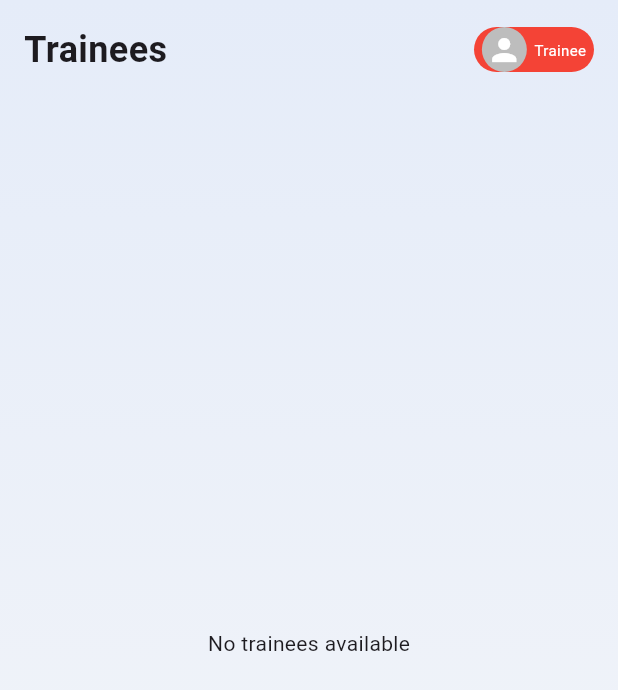
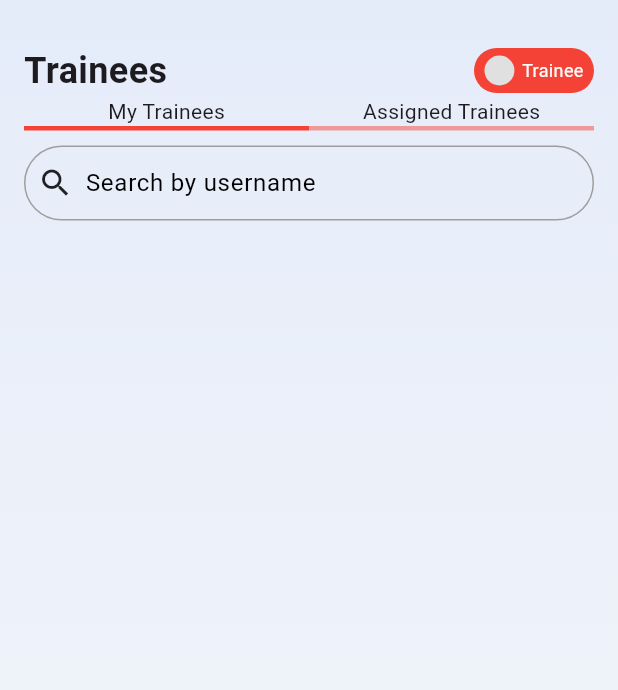
Before and after one commit to factorgh/fitness-recipe, a Flutter app: the TraineesScreen screen opened directly, on a phone screen of 412 x 824 dp. Shown: the top 690 px of the screen. Run offline on Flutter 3.47's test engine with Material 3 defaults, Android fonts, the phone set to English and light mode, and no system bars; our stand-ins replace dio, flutter_rating_stars, flutter_speed_dial, flutter_svg, image_picker, shared_preferences and 2 more; accounts and stored records are empty; network calls fail; Roboto replaces fonts that are missing (CustomFontBold, Nunito).

Commit message:
trainee screen work in progress

```diff
--- a/lib/screens/trainees_screen.dart
+++ b/lib/screens/trainees_screen.dart
@@ -1,15 +1,77 @@
 import 'package:flutter/material.dart';
 import 'package:intl/intl.dart';
+import 'package:voltican_fitness/widgets/trainee.dart';
 
-class TraineesScreen extends StatelessWidget {
-  final String userRole;
-  final String userImgUrl;
+class TraineesScreen extends StatefulWidget {
+  const TraineesScreen({Key? key}) : super(key: key);
 
-  const TraineesScreen({
-    Key? key,
-    this.userRole = 'Trainee',
-    this.userImgUrl = '',
-  }) : super(key: key);
+  @override
+  _TraineesScreenState createState() => _TraineesScreenState();
+}
+
+class _TraineesScreenState extends State<TraineesScreen> {
+  String activeTab = 'button1';
+  bool loading = true;
+  dynamic user; // This will hold the user data
+  List<dynamic> trainees = []; // This will hold the trainees data
+
+  @override
+  void initState() {
+    super.initState();
+    fetchUserData();
+    fetchMeals();
+    getTrainees();
+  }
+
+  Future<void> fetchUserData() async {
+    // Fetch the user data here
+    setState(() {
+      user = {
+        'role': 0,
+        'img_url': null, // Replace with actual image URL
+      };
+    });
+  }
+
+  Future<void> fetchMeals() async {
+    try {
+      // Fetch your meals here
+    } catch (error) {
+      // Handle error
+    } finally {
+      setState(() {
+        loading = false;
+      });
+    }
+  }
+
+  Future<void> getTrainees() async {
+    try {
+      // Fetch your trainees here
+      setState(() {
+        trainees = [
+          // Replace with actual data
+        ];
+      });
+    } catch (error) {
+      // Handle error
+    }
+  }
+
+  void handlePress(String tab) {
+    setState(() {
+      activeTab = tab;
+    });
+  }
+
+  Widget renderTraineeItem(BuildContext context, dynamic item) {
+    return Padding(
+      padding: const EdgeInsets.symmetric(horizontal: 8.0, vertical: 5.0),
+      child: activeTab == 'button1'
+          ? Trainee(trainee: item) // Replace with your Trainee widget
+          : AssignedTrainee(trainee: item), // Replace with your AssignedTrainee widget
+    );
+  }
 
   @override
   Widget build(BuildContext context) {
@@ -23,19 +85,19 @@ class TraineesScreen extends StatelessWidget {
               end: Alignment.bottomCenter,
             ),
           ),
-          child: Padding(
-            padding: const EdgeInsets.all(16.0),
           child: Column(
             children: [
-                Row(
+              Padding(
+                padding: const EdgeInsets.fromLTRB(16, 30, 16, 0),
+                child: Row(
                   mainAxisAlignment: MainAxisAlignment.spaceBetween,
                   children: [
                     Text(
                       'Trainees',
                       style: TextStyle(
-                        fontFamily: 'CustomFontBold',
+                        fontFamily: 'Nunito',
+                        fontWeight: FontWeight.bold,
                         fontSize: 24,
-                        fontWeight: FontWeight.bold,
                       ),
                     ),
                     Container(
@@ -47,24 +109,17 @@ class TraineesScreen extends StatelessWidget {
                       ),
                       child: Row(
                         mainAxisAlignment: MainAxisAlignment.center,
-
                         children: [
-                          userImgUrl.isNotEmpty
-                              ? CircleAvatar(
-                                  radius: 15,
-                                  backgroundImage: NetworkImage(userImgUrl),
-                                )
-                              : CircleAvatar(
-                                  radius: 15,
-                                  backgroundColor: Colors.grey[400],
-                                  child: Icon(Icons.person, color: Colors.white),
+                          CircleAvatar(
+                            radius: 10,
+                            backgroundColor: Colors.grey[300],
                           ),
                           SizedBox(width: 5),
                           Text(
-                            userRole,
+                            user != null && user['role'] == 0 ? 'Trainee' : 'Trainer',
                             style: TextStyle(
-                              fontSize: 10,
                               color: Colors.white,
+                              fontSize: 12,
                             ),
                           ),
                         ],
@@ -72,17 +127,95 @@ class TraineesScreen extends StatelessWidget {
                     ),
                   ],
                 ),
-                // Placeholder content for demonstration
+              ),
+              Padding(
+                padding: const EdgeInsets.symmetric(horizontal: 16.0),
+                child: Row(
+                  children: [
                     Expanded(
-                  child: Center(
-                    child: Text('No trainees available'),
+                      child: GestureDetector(
+                        onTap: () => handlePress('button1'),
+                        child: Column(
+                          children: [
+                            Text('My Trainees'),
+                            Container(
+                              height: 3,
+                              color: activeTab == 'button1' ? Colors.red : Colors.red[200],
+                            ),
+                          ],
+                        ),
+                      ),
+                    ),
+                    Expanded(
+                      child: GestureDetector(
+                        onTap: () => handlePress('button2'),
+                        child: Column(
+                          children: [
+                            Text('Assigned Trainees'),
+                            Container(
+                              height: 3,
+                              color: activeTab == 'button2' ? Colors.red : Colors.red[200],
+                            ),
+                          ],
+                        ),
+                      ),
+                    ),
+                  ],
+                ),
+              ),
+              Padding(
+                padding: const EdgeInsets.fromLTRB(16, 10, 16, 0),
+                child: Container(
+                  decoration: BoxDecoration(
+                    borderRadius: BorderRadius.circular(30),
+                    border: Border.all(color: Colors.grey),
+                  ),
+                  child: Row(
+                    children: [
+                      Padding(
+                        padding: const EdgeInsets.all(8.0),
+                        child: Icon(Icons.search),
+                      ),
+                      Expanded(
+                        child: TextField(
+                          decoration: InputDecoration(
+                            border: InputBorder.none,
+                            hintText: 'Search by username',
+                            hintStyle: TextStyle(color: Colors.black),
+                          ),
                         ),
                       ),
                     ],
                   ),
                 ),
               ),
+              Expanded(
+                child: loading
+                    ? Center(child: CircularProgressIndicator())
+                    : ListView.builder(
+                        itemCount: trainees.length, // Replace with your data length
+                        itemBuilder: (context, index) {
+                          return renderTraineeItem(context, trainees[index]); // Replace with your data item
+                        },
+                      ),
+              ),
+            ],
+          ),
+        ),
       ),
     );
   }
 }
+
+
+class AssignedTrainee extends StatelessWidget {
+  final dynamic trainee;
+
+  const AssignedTrainee({Key? key, required this.trainee}) : super(key: key);
+
+  @override
+  Widget build(BuildContext context) {
+    // Build your AssignedTrainee widget
+    return Container();
+  }
+}
--- a/pubspec.yaml
+++ b/pubspec.yaml
@@ -48,6 +48,7 @@ dependencies:
   cloudinary_url_gen: ^1.0.0
   flutter_speed_dial: ^7.0.0
   dio: ^5.5.0+1
+  provider: ^6.1.2
 
 dev_dependencies:
   flutter_test:
```
Also changed, not shown: lib/screens/login_screen.dart (+8 -1 lines), lib/screens/role_screen.dart (+44 -42 lines), lib/screens/signup_screen.dart (+10 -0 lines), lib/widgets/trainee.dart (added, +112 -0 lines), pubspec.lock. Lines whose indentation alone changed are shown as unchanged.
